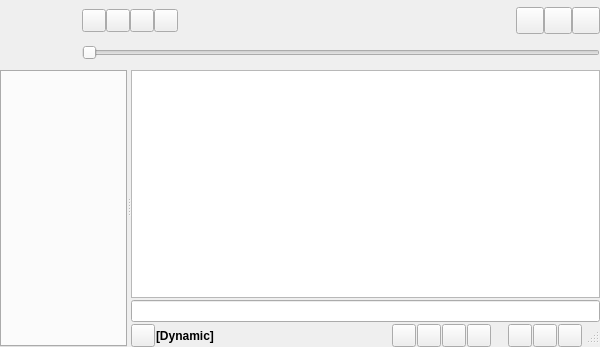
Qt form gui/mainwindow.ui (CDrummond/cantata) before a commit.
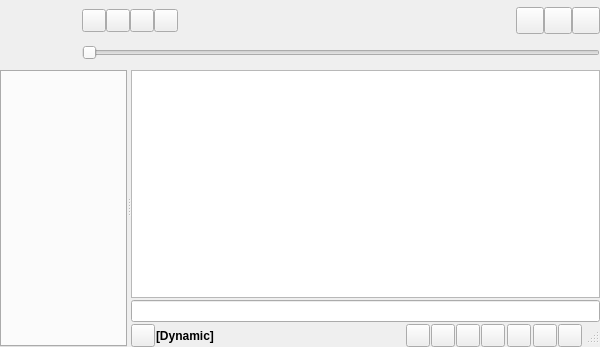
The same form after that commit. Custom widgets are drawn as their Qt base class.

Commit message: Move 'clear play queue' button to before search button

Diff of the .ui file:
```diff
--- a/gui/mainwindow.ui
+++ b/gui/mainwindow.ui
@@ -299,20 +299,13 @@
            </widget>
           </item>
           <item>
-           <spacer name="horizontalSpacer_4">
-            <property name="orientation">
-             <enum>Qt::Horizontal</enum>
-            </property>
-            <property name="sizeType">
-             <enum>QSizePolicy::Fixed</enum>
-            </property>
-            <property name="sizeHint" stdset="0">
-             <size>
-              <width>16</width>
-              <height>16</height>
-             </size>
-            </property>
-           </spacer>
+           <widget class="SpacerWidget" name="horizontalSpacer_4"/>
+          </item>
+          <item>
+           <widget class="ToolButton" name="clearPlayQueueButton"/>
+          </item>
+          <item>
+           <widget class="SpacerWidget" name="horizontalSpacer_4b"/>
           </item>
           <item>
            <widget class="ToolButton" name="searchPlayQueueButton"/>
@@ -320,9 +313,6 @@
           <item>
            <widget class="ToolButton" name="savePlayQueueButton"/>
           </item>
-          <item>
-           <widget class="ToolButton" name="clearPlayQueueButton"/>
-          </item>
           <item>
            <widget class="SizeGrip" name="sizeGrip"/>
           </item>
@@ -415,6 +405,11 @@
    <extends>QSizeGrip</extends>
    <header>sizegrip.h</header>
   </customwidget>
+  <customwidget>
+   <class>SpacerWidget</class>
+   <extends>QWidget</extends>
+   <header>spacerwidget.h</header>
+  </customwidget>
  </customwidgets>
  <resources/>
  <connections/>
```
The commit also changes 3 other files.
